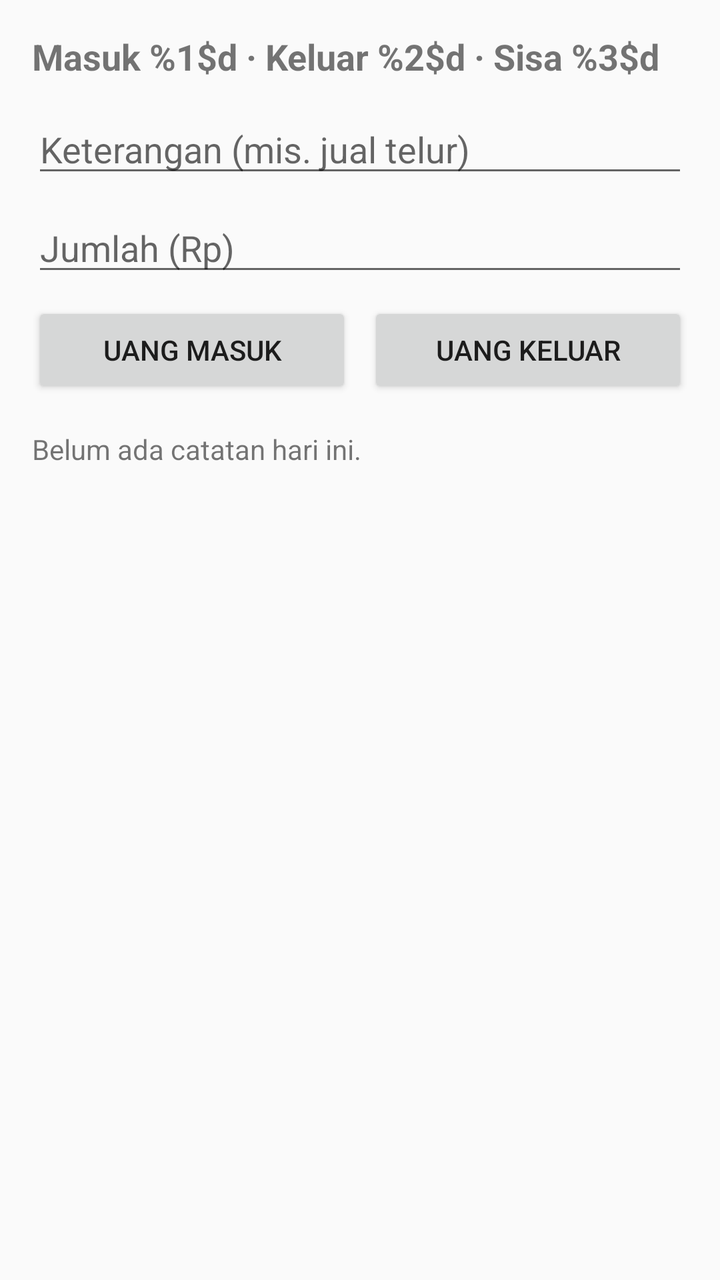
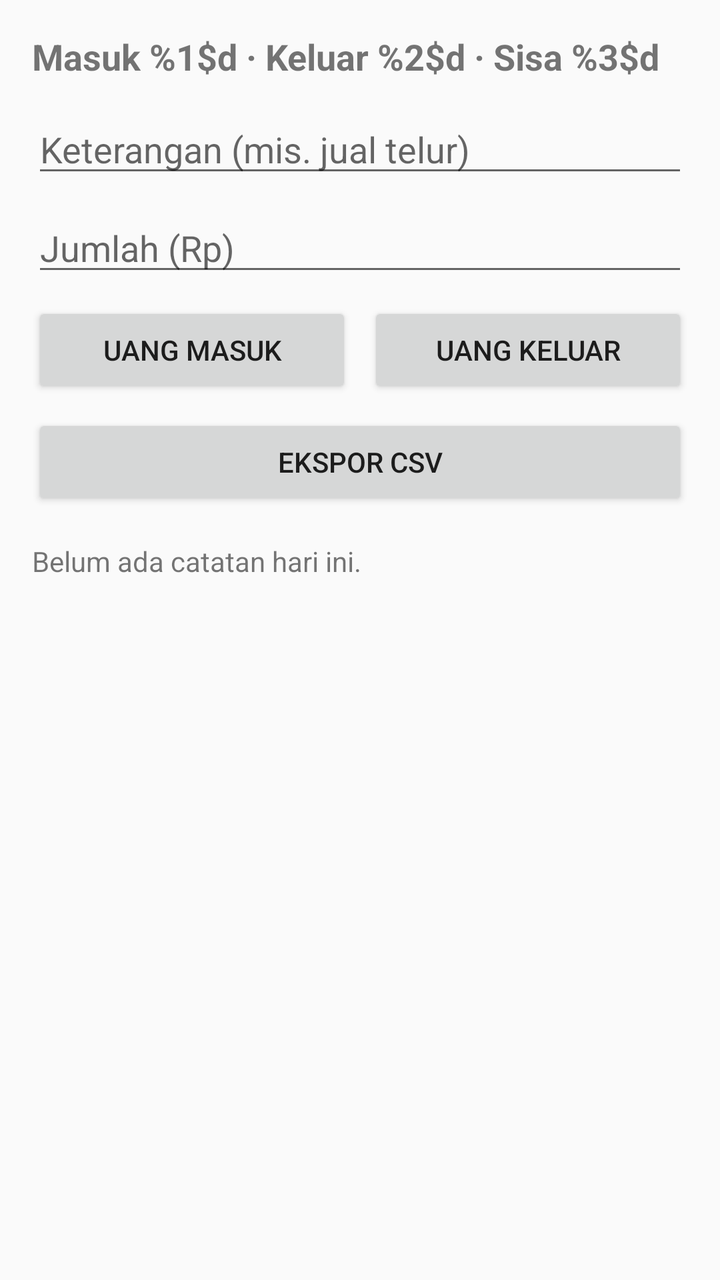

Compare the two renders of this Android layout. The source of the first and the diff that turns it into the second are given below.
<!-- AndroidManifest.xml: application theme android:Theme.Material.Light.NoActionBar -->
<!-- res/layout/activity_main.xml -->
<?xml version="1.0" encoding="utf-8"?>
<LinearLayout xmlns:android="http://schemas.android.com/apk/res/android"
    android:layout_width="match_parent"
    android:layout_height="match_parent"
    android:orientation="vertical"
    android:padding="16dp">

    <TextView
        android:id="@+id/teks_ringkasan"
        android:layout_width="match_parent"
        android:layout_height="wrap_content"
        android:text="@string/judul_ringkasan"
        android:textSize="18sp"
        android:textStyle="bold" />

    <EditText
        android:id="@+id/input_keterangan"
        android:layout_width="match_parent"
        android:layout_height="wrap_content"
        android:layout_marginTop="12dp"
        android:hint="@string/petunjuk_keterangan"
        android:inputType="textCapSentences"
        android:maxLines="1" />

    <EditText
        android:id="@+id/input_jumlah"
        android:layout_width="match_parent"
        android:layout_height="wrap_content"
        android:layout_marginTop="8dp"
        android:hint="@string/petunjuk_jumlah"
        android:inputType="number"
        android:maxLines="1" />

    <LinearLayout
        android:layout_width="match_parent"
        android:layout_height="wrap_content"
        android:layout_marginTop="8dp"
        android:orientation="horizontal">

        <Button
            android:id="@+id/tombol_masuk"
            android:layout_width="0dp"
            android:layout_height="wrap_content"
            android:layout_weight="1"
            android:text="@string/tombol_masuk" />

        <Button
            android:id="@+id/tombol_keluar"
            android:layout_width="0dp"
            android:layout_height="wrap_content"
            android:layout_marginStart="8dp"
            android:layout_weight="1"
            android:text="@string/tombol_keluar" />
    </LinearLayout>

    <TextView
        android:id="@+id/teks_kosong"
        android:layout_width="match_parent"
        android:layout_height="wrap_content"
        android:layout_marginTop="16dp"
        android:text="@string/kosong" />

    <ListView
        android:id="@+id/daftar_catatan"
        android:layout_width="match_parent"
        android:layout_height="0dp"
        android:layout_marginTop="8dp"
        android:layout_weight="1" />
</LinearLayout>
<!-- resources referenced by this layout -->
<resources>
  <string name="judul_ringkasan">Masuk %1$d · Keluar %2$d · Sisa %3$d</string>
  <string name="kosong">Belum ada catatan hari ini.</string>
  <string name="petunjuk_jumlah">Jumlah (Rp)</string>
  <string name="petunjuk_keterangan">Keterangan (mis. jual telur)</string>
  <string name="tombol_keluar">Uang keluar</string>
  <string name="tombol_masuk">Uang masuk</string>
</resources>

<!-- the commit's change to res/layout/activity_main.xml (unified diff, before → after) -->
@@ -53,6 +53,13 @@
             android:text="@string/tombol_keluar" />
     </LinearLayout>
 
+    <Button
+        android:id="@+id/tombol_ekspor"
+        android:layout_width="match_parent"
+        android:layout_height="wrap_content"
+        android:layout_marginTop="8dp"
+        android:text="@string/tombol_ekspor" />
+
     <TextView
         android:id="@+id/teks_kosong"
         android:layout_width="match_parent"
<!-- resource entries referenced after the edit -->
@@ -4,6 +4,7 @@
   <string name="kosong">Belum ada catatan hari ini.</string>
   <string name="petunjuk_jumlah">Jumlah (Rp)</string>
   <string name="petunjuk_keterangan">Keterangan (mis. jual telur)</string>
+  <string name="tombol_ekspor">Ekspor CSV</string>
   <string name="tombol_keluar">Uang keluar</string>
   <string name="tombol_masuk">Uang masuk</string>
 </resources>
